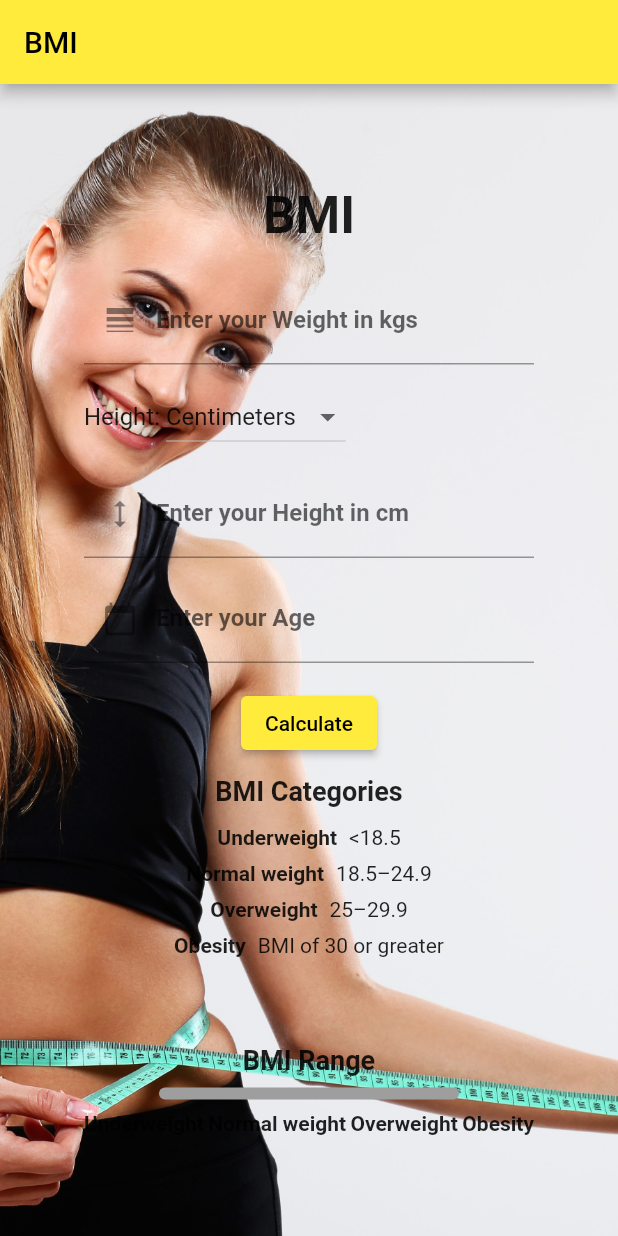
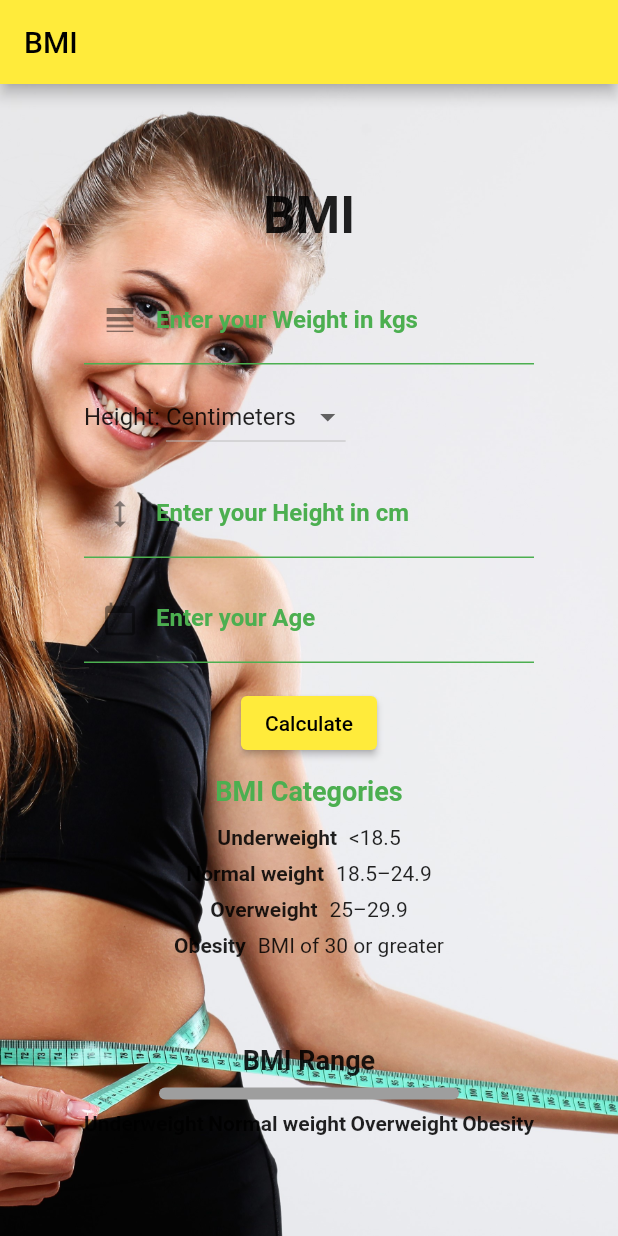
Before and after one commit to prateekp273/body_mass_index-BMI-using-flutter, a Flutter app: the screen it shows after launch, on a phone screen of 412 x 824 dp. Run offline on Flutter 3.47's test engine with Material 2 defaults, Android fonts, the phone set to English and light mode, and no system bars.

```diff
--- a/lib/main.dart
+++ b/lib/main.dart
@@ -17,16 +17,21 @@ class FlutterApp extends StatelessWidget {
       theme: ThemeData(
         primarySwatch: Colors.yellow,
         inputDecorationTheme: InputDecorationTheme(
-          fillColor: Colors.yellow.shade900, // Set the input field color to dark blue
+          fillColor: Colors.yellow.shade900,
+          hintStyle: TextStyle(color: Colors.green), // Set input hint text color to green
+          labelStyle: TextStyle(color: Colors.green), // Set input label text color to green
+          enabledBorder: UnderlineInputBorder(
+            borderSide: BorderSide(color: Colors.green), // Set input border color to green
+          ),
+          focusedBorder: UnderlineInputBorder(
+            borderSide: BorderSide(color: Colors.green), // Set focused input border color to green
+          ),
         ),
       ),
       home: const DashBoardScreen(),
     );
   }
 }
-
-
-
 
 class DashBoardScreen extends StatefulWidget {
   const DashBoardScreen({Key? key}) : super(key: key);
@@ -47,8 +52,8 @@ class _DashBoardScreenState extends State<DashBoardScreen> {
 
   HeightUnit selectedUnit = HeightUnit.Centimeters;
 
-  Map<String, dynamic> calculateBMI(double weight, double height,
-      HeightUnit unit) {
+  Map<String, dynamic> calculateBMI(
+      double weight, double height, HeightUnit unit) {
     var bmiData = <String, dynamic>{};
     if (unit == HeightUnit.Centimeters) {
       var tM = height / 100;
@@ -226,8 +231,9 @@ class _DashBoardScreenState extends State<DashBoardScreen> {
     labelText: 'Inches',
     ),
     keyboardType: TextInputType.number,
-              style: TextStyle(
-                  fontWeight: FontWeight.bold), // Increase font weight
+    style:TextStyle(
+        fontWeight: FontWeight.bold,
+        color: Colors.green), // Increase font weight and set text color to green
     ),
     ),
         ],
@@ -271,7 +277,8 @@ class _DashBoardScreenState extends State<DashBoardScreen> {
     ),
     keyboardType: TextInputType.number,
     style: TextStyle(
-                        fontWeight: FontWeight.bold), // Increase font weight
+    fontWeight: FontWeight.bold,
+    color: Colors.green), // Increase font weight and set text color to green
     ),
     const SizedBox(height: 11),
     Row(
@@ -311,7 +318,8 @@ class _DashBoardScreenState extends State<DashBoardScreen> {
     ),
     keyboardType: TextInputType.number,
     style: TextStyle(
-                        fontWeight: FontWeight.bold), // Increase font weight
+    fontWeight: FontWeight.bold,
+    color: Colors.green), // Increase font weight and set text color to green
     ),
     const SizedBox(height: 16),
     ElevatedButton(
@@ -422,6 +430,7 @@ class _DashBoardScreenState extends State<DashBoardScreen> {
         style: TextStyle(
           fontSize: 18,
           fontWeight: FontWeight.bold,
+          color: Colors.green, // Set text color to green
         ),
       ),
       const SizedBox(height: 8),
```
Lines whose indentation alone changed are shown as unchanged.
